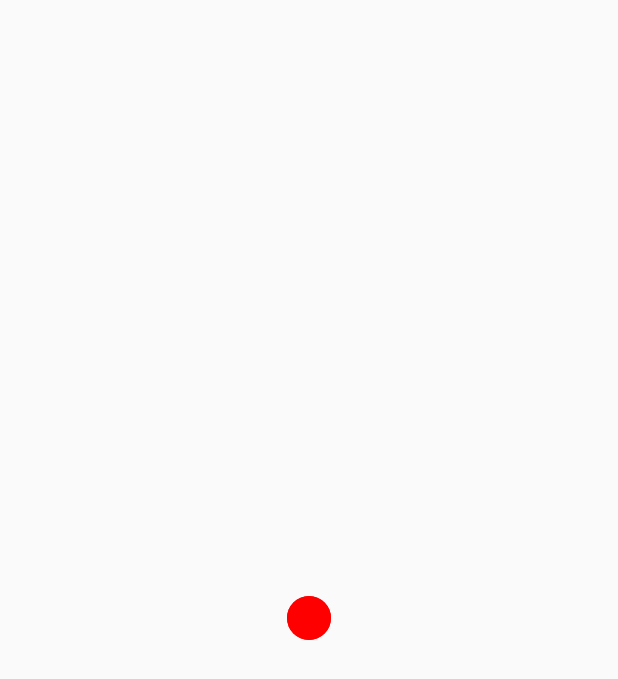
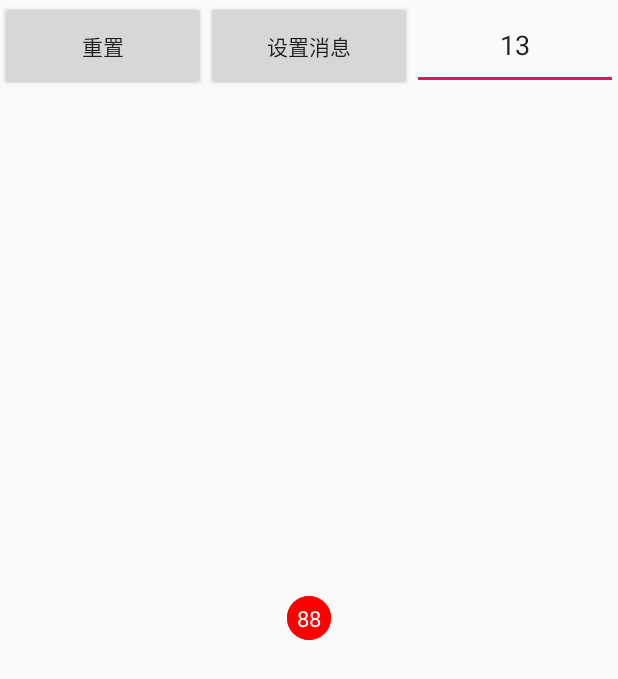
Before and after one commit to XINANbang/ChbUI, an Android app: the QQDragBallActivity screen opened directly, with no data from a screen before it, on a phone screen of 412 x 824 dp. Before the commit the part shown is almost empty. Shown: the top 679 px of the screen. Run offline under Robolectric (Android 15) with nearby library versions, the phone set to English and light mode, and no system bars.

Commit message:
qq气泡：

```diff
--- a/app/src/main/java/com/chb/chbui/QQDragBall/QQDragBall.java
+++ b/app/src/main/java/com/chb/chbui/QQDragBall/QQDragBall.java
@@ -2,6 +2,7 @@ package com.chb.chbui.QQDragBall;
 
 import android.animation.ValueAnimator;
 import android.content.Context;
+import android.content.res.TypedArray;
 import android.graphics.Canvas;
 import android.graphics.Color;
 import android.graphics.Paint;
@@ -15,6 +16,7 @@ import android.view.MotionEvent;
 import android.view.View;
 import android.view.animation.BounceInterpolator;
 
+import com.chb.chbui.R;
 import com.chb.chbui.UIUtils;
 
 public class QQDragBall extends View {
@@ -40,8 +42,11 @@ public class QQDragBall extends View {
 
 
     private boolean mCanMove;
+    private boolean mOutRange;
     private boolean mDisappear;
     private int mMsgCount;
+
+    private QQDragBallListener mListener;
 
 
     public QQDragBall(Context context) {
@@ -55,10 +60,42 @@ public class QQDragBall extends View {
     public QQDragBall(Context context, AttributeSet attrs, int defStyleAttr) {
         super(context, attrs, defStyleAttr);
         init();
+        parseAttrs(context, attrs);
     }
 
-    public void SetMsgCount(int count) {
+    public void parseAttrs(Context context, AttributeSet attrs) {
+        TypedArray array = context.obtainStyledAttributes(attrs, R.styleable.qq_ball_style);
+        mBallPaint.setColor(array.getColor(R.styleable.qq_ball_style_ball_color, Color.RED));
+        mTextPaint.setColor(array.getColor(R.styleable.qq_ball_style_text_color, Color.WHITE));
+        mTextPaint.setTextSize(UIUtils.sp2px(context, array.getInt(R.styleable.qq_ball_style_text_size, 15)));
+        mMsgCount = array.getInt(R.styleable.qq_ball_style_msg_count, 0);
+    }
+
+    public void setMsgCount(int count) {
         mMsgCount = count;
+        invalidate();
+    }
+
+    public void setListener(QQDragBallListener listener) {
+        mListener = listener;
+    }
+
+    public void setBallColor(int color) {
+        mBallPaint.setColor(color);
+        invalidate();
+    }
+
+    public void setTextColor(int color) {
+        mTextPaint.setColor(color);
+        invalidate();
+    }
+
+    public void reset() {
+        mDisappear = false;
+        mOutRange = false;
+        mCanMove = false;
+        mEndPoint.set(mStartPoint);
+        invalidate();
     }
 
     private void init() {
@@ -70,7 +107,6 @@ public class QQDragBall extends View {
         mEndPointA = new PointF();
         mEndPointB = new PointF();
         mPointO = new PointF();
-
     }
 
     private void initPaint() {
@@ -80,7 +116,9 @@ public class QQDragBall extends View {
         mBallPaint.setStyle(Paint.Style.FILL_AND_STROKE);
 
         mTextPaint = new Paint();
-        mTextPaint.setColor(Color.RED);
+        mTextPaint.setColor(Color.WHITE);
+        mTextPaint.setTextSize(UIUtils.sp2px(getContext(), 15));
+        mTextPaint.setTextAlign(Paint.Align.CENTER);
         mTextPaint.setFlags(Paint.ANTI_ALIAS_FLAG);
         mTextPaint.setStyle(Paint.Style.FILL_AND_STROKE);
     }
@@ -90,29 +128,28 @@ public class QQDragBall extends View {
         super.onSizeChanged(w, h, oldw, oldh);
         mStartPoint.set(w/2f, h/2f);
         mEndPoint.set(w/2f, h/2f);
-        Log.d(TAG, "onSizeChanged: mStartPoint = " + mStartPoint);
     }
 
     @Override
     protected void onDraw(Canvas canvas) {
         super.onDraw(canvas);
-        if (outOfDis()) {
+        if (!mDisappear) {
+            if (outOfRange()) {
+                mOutRange = true;
                 drawBall(canvas, mEndPoint, mStartRadius);
             } else {
-            Log.d(TAG, "onDraw: start point = " + mStartPoint + ", r = " + mCurrentStartRadius);
+                drawBall(canvas, mEndPoint, mStartRadius);
+                if (!mOutRange) {
                     drawBall(canvas, mStartPoint, mCurrentStartRadius);
-            Log.d(TAG, "onDraw: mEndPoint point = " + mEndPoint + ", r = " + mStartRadius);
-            drawBall(canvas, mEndPoint, mStartRadius);
                     drawBezier(canvas);
                 }
+            }
 
-        if (!mDisappear) {
             drawText(canvas, mEndPoint);
         }
     }
 
     private void drawBall(Canvas canvas, PointF point, float radius) {
-        mBallPaint.setColor(Color.RED);
         canvas.drawCircle(point.x, point.y, radius, mBallPaint);
     }
 
@@ -129,7 +166,6 @@ public class QQDragBall extends View {
         textRect.bottom = (int) (point.y + mStartRadius);
         Paint.FontMetricsInt fontMetrics = mTextPaint.getFontMetricsInt();
         int baseline = (textRect.bottom + textRect.top - fontMetrics.bottom - fontMetrics.top) / 2;
-        //文字绘制到整个布局的中心位置
         canvas.drawText(mMsgCount > 99 ? "99+" : mMsgCount + "", textRect.centerX(), baseline, mTextPaint);
     }
 
@@ -180,31 +216,40 @@ public class QQDragBall extends View {
         path.lineTo(mStartPointA.x, mStartPointA.y);
         path.close();
 
-        mBallPaint.setColor(Color.RED);
         canvas.drawPath(path, mBallPaint);
     }
 
     @Override
     public boolean onTouchEvent(MotionEvent event) {
-        Log.d(TAG, "onTouchEvent: event = " + event.getAction());
         switch (event.getAction()) {
             case MotionEvent.ACTION_DOWN:
                 mCanMove = canMove(event);
-                Log.d(TAG, "onTouchEvent: mCanMove = " + mCanMove);
+                mOutRange = false;
+                if (mListener != null) {
+                    mListener.onTouchDown();
+                }
                 break;
             case MotionEvent.ACTION_MOVE:
                 if (mCanMove) {
                     mEndPoint.set(event.getX(), event.getY());
                     setCurrentStartRadius();
                     invalidate();
+                    if (mListener != null) {
+                        mListener.onTouchMove();
+                    }
                 }
                 break;
             case MotionEvent.ACTION_UP:
-                if (outOfDis()) {
-                    //todo 爆炸效果
+                if (outOfRange()) {
+                    ballExplode();
                     mDisappear = true;
                     mEndPoint.set(mStartPoint);
+                    invalidate();
+                    if (mListener != null) {
+                        mListener.onTouchUpOutRange();
+                    }
                 } else {
+                    if (mEndPoint.x - mStartPoint.x != 0) {
                         final float a = (mEndPoint.y - mStartPoint.y) / (mEndPoint.x - mStartPoint.x);
                         ValueAnimator valueAnimator = ValueAnimator.ofFloat(mEndPoint.x, mStartPoint.x);
                         valueAnimator.setDuration(500);
@@ -221,9 +266,18 @@ public class QQDragBall extends View {
                         });
                         valueAnimator.start();
                     }
+
+                    if (mListener != null) {
+                        mListener.onTouchUpOutRange();
+                    }
+                }
                 break;
         }
         return true;
+    }
+
+    private void ballExplode() {
+        ////todo 这边欠缺爆炸效果，网友大多使用序列帧实现，我觉得依旧可以使用自定义view动画来做
     }
 
     private boolean canMove(MotionEvent event) {
@@ -232,26 +286,21 @@ public class QQDragBall extends View {
         rect.right = (int)(mStartPoint.x + mStartRadius);
         rect.top = (int)(mStartPoint.y - mStartRadius);
         rect.bottom = (int)(mStartPoint.y + mStartRadius);
-        Log.d(TAG, "canMove: mStartPoint = " + mStartPoint + " , mStartRadius = " + mStartRadius + " , event = " + event.getX() + " , " + event.getY());
         return rect.contains((int) event.getX(), (int) event.getY());
     }
 
-    private boolean outOfDis() {
+    private boolean outOfRange() {
         return Math.sqrt( Math.pow(mEndPoint.y - mStartPoint.y, 2)
                 + Math.pow(mEndPoint.x - mStartPoint.x, 2)) > UIUtils.dp2px(getContext(),DRAG_MAX_DIS);
     }
 
     private void setCurrentStartRadius() {
-        if (outOfDis()) {
+        if (outOfRange()) {
             mCurrentStartRadius = 0f;
         } else {
             float distance = (float) Math.sqrt(Math.pow(mStartPoint.x - mEndPoint.x, 2)
                     + Math.pow(mStartPoint.y - mEndPoint.y, 2));
             float percent = distance / UIUtils.dp2px(getContext(),DRAG_MAX_DIS);
-            Log.d(TAG, "setCurrentStartRadius: mStartPoint = " + mStartPoint);
-            Log.d(TAG, "setCurrentStartRadius: mEndPoint = " + mEndPoint);
-            Log.d(TAG, "setCurrentStartRadius: distance = " + distance);
-            Log.d(TAG, "setCurrentStartRadius: percent = " + percent);
             mCurrentStartRadius = (1 - percent * 0.8f) * mStartRadius;
         }
     }
--- a/app/src/main/java/com/chb/chbui/QQDragBall/QQDragBallActivity.java
+++ b/app/src/main/java/com/chb/chbui/QQDragBall/QQDragBallActivity.java
@@ -1,14 +1,65 @@
 package com.chb.chbui.QQDragBall;
 
 import android.app.Activity;
+import android.graphics.Color;
 import android.os.Bundle;
+import android.text.TextUtils;
+import android.util.Log;
+import android.view.View;
+import android.widget.EditText;
 
 import com.chb.chbui.R;
 
 public class QQDragBallActivity extends Activity {
+
+    QQDragBall ball;
+    EditText editText;
+
+
     @Override
     protected void onCreate(Bundle savedInstanceState) {
         super.onCreate(savedInstanceState);
         setContentView(R.layout.drag_ball);
+        ball = findViewById(R.id.qq_ball);
+//        ball.setMsgCount(13);
+//        ball.setBallColor(Color.RED);
+//        ball.setTextColor(Color.BLACK);
+        ball.setListener(new QQDragBallListener() {
+            @Override
+            public void onTouchDown() {
+            }
+
+            @Override
+            public void onTouchMove() {
+
+            }
+
+            @Override
+            public void onTouchUpInRange() {
+
+            }
+
+            @Override
+            public void onTouchUpOutRange() {
+
+            }
+        });
+
+        editText = findViewById(R.id.et_msg_count);
+        findViewById(R.id.btn_set_msg_count).setOnClickListener(new View.OnClickListener() {
+            @Override
+            public void onClick(View view) {
+                if (!TextUtils.isEmpty(editText.getText().toString().trim())) {
+                    int count = Integer.parseInt(editText.getText().toString().trim());
+                    ball.setMsgCount(count);
+                }
+            }
+        });
+        findViewById(R.id.btn_reset).setOnClickListener(new View.OnClickListener() {
+            @Override
+            public void onClick(View view) {
+                ball.reset();
+            }
+        });
     }
 }
--- /dev/null
+++ b/app/src/main/java/com/chb/chbui/QQDragBall/QQDragBallListener.java
@@ -0,0 +1,10 @@
+package com.chb.chbui.QQDragBall;
+
+public interface QQDragBallListener {
+
+    public void onTouchDown();
+    public void onTouchMove();
+    public void onTouchUpInRange();
+    public void onTouchUpOutRange();
+
+}
--- a/app/src/main/res/layout/drag_ball.xml
+++ b/app/src/main/res/layout/drag_ball.xml
@@ -1,11 +1,44 @@
 <?xml version="1.0" encoding="utf-8"?>
-<LinearLayout xmlns:android="http://schemas.android.com/apk/res/android"
+<FrameLayout xmlns:android="http://schemas.android.com/apk/res/android"
     android:layout_width="match_parent"
     android:layout_height="match_parent"
-    android:orientation="vertical" >
+    xmlns:chbui="http://schemas.android.com/apk/res-auto">
 
     <com.chb.chbui.QQDragBall.QQDragBall
+        android:id="@+id/qq_ball"
         android:layout_width="match_parent"
-        android:layout_height="match_parent" />
+        android:layout_height="match_parent"
+        chbui:ball_color = "#FF0000"
+        chbui:text_color = "#FFFFFF"
+        chbui:text_size = "15"
+        chbui:msg_count = "88" />
 
-</LinearLayout>
+    <LinearLayout
+        android:layout_width="match_parent"
+        android:layout_height="match_parent">
+
+        <Button
+            android:id="@+id/btn_reset"
+            android:layout_width="0dp"
+            android:layout_height="60dp"
+            android:text="重置"
+            android:layout_weight="1"/>
+
+        <Button
+            android:id="@+id/btn_set_msg_count"
+            android:layout_width="0dp"
+            android:layout_height="60dp"
+            android:text="设置消息"
+            android:layout_weight="1"/>
+
+        <EditText
+            android:id="@+id/et_msg_count"
+            android:layout_width="0dp"
+            android:layout_height="60dp"
+            android:gravity="center"
+            android:text="13"
+            android:layout_weight="1"/>
+
+    </LinearLayout>
+
+</FrameLayout>
```
Also changed, not shown: app/src/main/res/values/attrs.xml (added, +9 -0 lines). Lines whose indentation alone changed are shown as unchanged.
